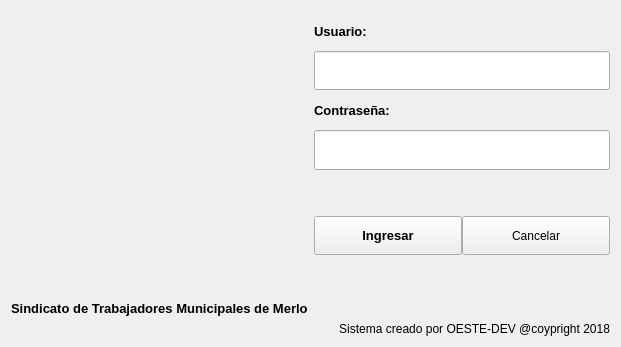
First picture: the form in gui/login/ingreso_sistema.ui, repository shae-ra/sindicato, before the edit.
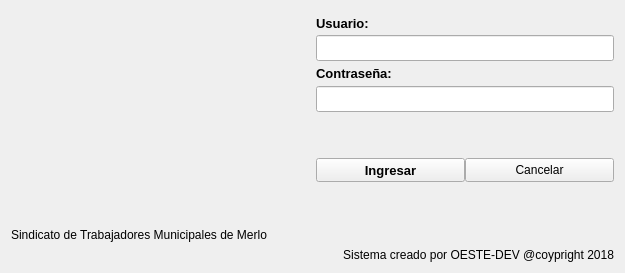
Second picture: the form after the edit. Icons and pictures are not drawn.

```diff
--- a/gui/login/ingreso_sistema.ui
+++ b/gui/login/ingreso_sistema.ui
@@ -6,10 +6,28 @@
    <rect>
     <x>0</x>
     <y>0</y>
-    <width>621</width>
-    <height>347</height>
+    <width>625</width>
+    <height>273</height>
    </rect>
   </property>
+  <property name="minimumSize">
+   <size>
+    <width>625</width>
+    <height>273</height>
+   </size>
+  </property>
+  <property name="maximumSize">
+   <size>
+    <width>625</width>
+    <height>273</height>
+   </size>
+  </property>
+  <property name="sizeIncrement">
+   <size>
+    <width>625</width>
+    <height>273</height>
+   </size>
+  </property>
   <property name="windowTitle">
    <string>Form</string>
   </property>
@@ -122,13 +140,6 @@
    </item>
    <item row="9" column="0" colspan="4">
     <widget class="QLabel" name="label_4">
-     <property name="font">
-      <font>
-       <pointsize>10</pointsize>
-       <weight>75</weight>
-       <bold>true</bold>
-      </font>
-     </property>
      <property name="text">
       <string>Sindicato de Trabajadores Municipales de Merlo       </string>
      </property>
```
